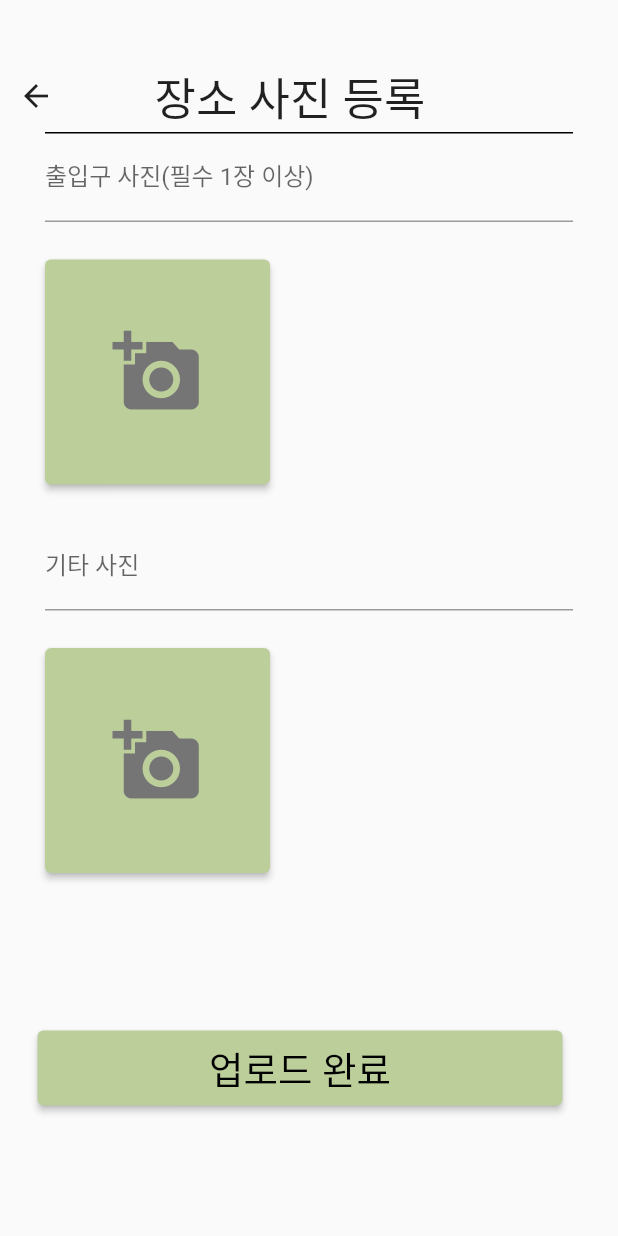
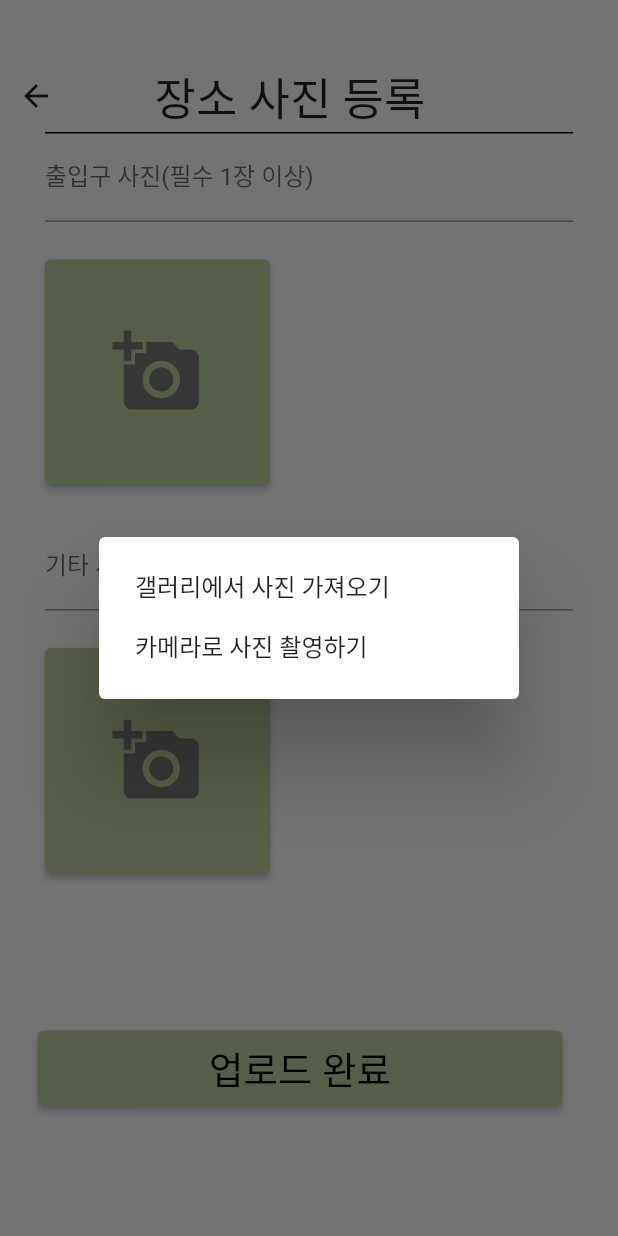
Before and after one commit to victory-p/image_picker_test, a Flutter app: the screen it shows after launch, after a tap on the "add a photo" icon, on a phone screen of 412 x 824 dp. Run offline on Flutter 3.47's test engine with Material 2 defaults, Android fonts, the phone set to English and light mode, and no system bars; our stand-ins replace image_picker.

Commit message:
다이얼로그 추가(갤러리/카메라 선택)

```diff
--- a/lib/main.dart
+++ b/lib/main.dart
@@ -77,9 +77,29 @@ class _SignUpState extends State<SignUp> {
                       children: [
                         SizedBox(height: 200),
                         ElevatedButton(
+                          onPressed: () {
+                            showDialog(
+                              context: context,
+                              builder: (BuildContext context) =>
+                                  SimpleDialog(
+                                    children: <Widget>[
+                                      SimpleDialogOption(
+                                        child: Text('갤러리에서 사진 가져오기'),
+                                        onPressed: () async {
+                                          var picker = ImagePicker();
+                                          var image = await picker.pickImage(source: ImageSource.gallery);
+                                        },
+                                      ),
+                                      SimpleDialogOption(
+                                        child: Text('카메라로 사진 촬영하기'),
                                         onPressed: () async {
                                           var picker = ImagePicker();
                                           var image = await picker.pickImage(source: ImageSource.camera);
+                                        },
+                                      ),
+                                    ],
+                                  ),
+                            );
                           },
                           child: Icon(Icons.add_a_photo, size: 60, color: Colors.grey[600]),
                           style: TextButton.styleFrom(
@@ -97,9 +117,29 @@ class _SignUpState extends State<SignUp> {
                       children: [
                         SizedBox(height: 200),
                         ElevatedButton(
+                          onPressed: () {
+                            showDialog(
+                              context: context,
+                              builder: (BuildContext context) =>
+                                  SimpleDialog(
+                                    children: <Widget>[
+                                      SimpleDialogOption(
+                                        child: Text('갤러리에서 사진 가져오기'),
                                         onPressed: () async {
                                           var picker = ImagePicker();
                                           var image = await picker.pickImage(source: ImageSource.gallery);
+                                        },
+                                      ),
+                                      SimpleDialogOption(
+                                        child: Text('카메라로 사진 촬영하기'),
+                                        onPressed: () async {
+                                          var picker = ImagePicker();
+                                          var image = await picker.pickImage(source: ImageSource.camera);
+                                        },
+                                      ),
+                                    ],
+                                  ),
+                            );
                           },
                           child: Icon(Icons.add_a_photo, size: 60, color: Colors.grey[600]),
                           style: TextButton.styleFrom(
```
Lines whose indentation alone changed are shown as unchanged.
